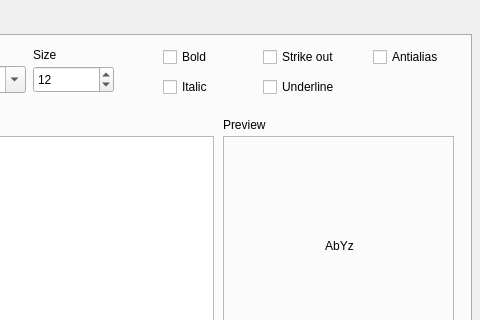
The window that src/dialogs/textdialog.ui (PhotoFlare/photoflare) describes before a commit, drawn with Qt 5; both pictures show x 289 to 769 and y 0 to 320 of the 769 by 433 pixel window.
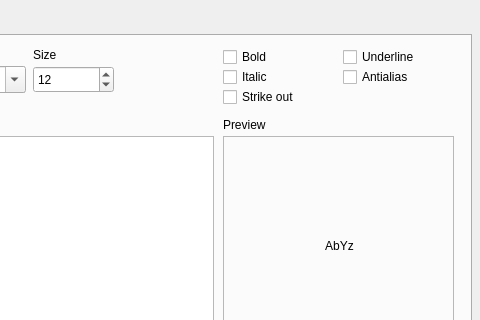
The same window after the commit. Icons and pictures are not drawn.

Commit message: Add initial align text feature

Diff of the .ui file:
```diff
--- a/src/dialogs/textdialog.ui
+++ b/src/dialogs/textdialog.ui
@@ -152,7 +152,7 @@
     <widget class="QCheckBox" name="checkBoxBold">
      <property name="geometry">
       <rect>
-       <x>440</x>
+       <x>500</x>
        <y>10</y>
        <width>97</width>
        <height>22</height>
@@ -165,8 +165,8 @@
     <widget class="QCheckBox" name="checkBoxItalic">
      <property name="geometry">
       <rect>
-       <x>440</x>
-       <y>40</y>
+       <x>500</x>
+       <y>30</y>
        <width>97</width>
        <height>22</height>
       </rect>
@@ -178,8 +178,8 @@
     <widget class="QCheckBox" name="checkBoxStrike">
      <property name="geometry">
       <rect>
-       <x>540</x>
-       <y>10</y>
+       <x>500</x>
+       <y>50</y>
        <width>97</width>
        <height>22</height>
       </rect>
@@ -191,8 +191,8 @@
     <widget class="QCheckBox" name="checkBoxUnderline">
      <property name="geometry">
       <rect>
-       <x>540</x>
-       <y>40</y>
+       <x>620</x>
+       <y>10</y>
        <width>97</width>
        <height>22</height>
       </rect>
@@ -233,8 +233,8 @@
     <widget class="QCheckBox" name="checkBoxAntialias">
      <property name="geometry">
       <rect>
-       <x>650</x>
-       <y>10</y>
+       <x>620</x>
+       <y>30</y>
        <width>96</width>
        <height>22</height>
       </rect>
@@ -266,6 +266,75 @@
       <string>Enter some text to continue</string>
      </property>
     </widget>
+    <widget class="QPushButton" name="alignleftButton">
+     <property name="geometry">
+      <rect>
+       <x>400</x>
+       <y>30</y>
+       <width>24</width>
+       <height>25</height>
+      </rect>
+     </property>
+     <property name="text">
+      <string/>
+     </property>
+     <property name="icon">
+      <iconset resource="../../Icons.qrc">
+       <normaloff>:/icons/icons/aligntext_left.png</normaloff>:/icons/icons/aligntext_left.png</iconset>
+     </property>
+     <property name="checkable">
+      <bool>true</bool>
+     </property>
+     <property name="flat">
+      <bool>true</bool>
+     </property>
+    </widget>
+    <widget class="QPushButton" name="aligncenterButton">
+     <property name="geometry">
+      <rect>
+       <x>430</x>
+       <y>30</y>
+       <width>24</width>
+       <height>25</height>
+      </rect>
+     </property>
+     <property name="text">
+      <string/>
+     </property>
+     <property name="icon">
+      <iconset resource="../../Icons.qrc">
+       <normaloff>:/icons/icons/aligntext_center.png</normaloff>:/icons/icons/aligntext_center.png</iconset>
+     </property>
+     <property name="checkable">
+      <bool>true</bool>
+     </property>
+     <property name="flat">
+      <bool>true</bool>
+     </property>
+    </widget>
+    <widget class="QPushButton" name="alignRightButton">
+     <property name="geometry">
+      <rect>
+       <x>460</x>
+       <y>30</y>
+       <width>24</width>
+       <height>25</height>
+      </rect>
+     </property>
+     <property name="text">
+      <string/>
+     </property>
+     <property name="icon">
+      <iconset resource="../../Icons.qrc">
+       <normaloff>:/icons/icons/aligntext_right.png</normaloff>:/icons/icons/aligntext_right.png</iconset>
+     </property>
+     <property name="checkable">
+      <bool>true</bool>
+     </property>
+     <property name="flat">
+      <bool>true</bool>
+     </property>
+    </widget>
    </widget>
   </widget>
   <widget class="QDialogButtonBox" name="buttonBoxtextDialog">
```
Left out of the diff: 4 changed lines with no effect on the pictures. The commit also changes 6 other files.
